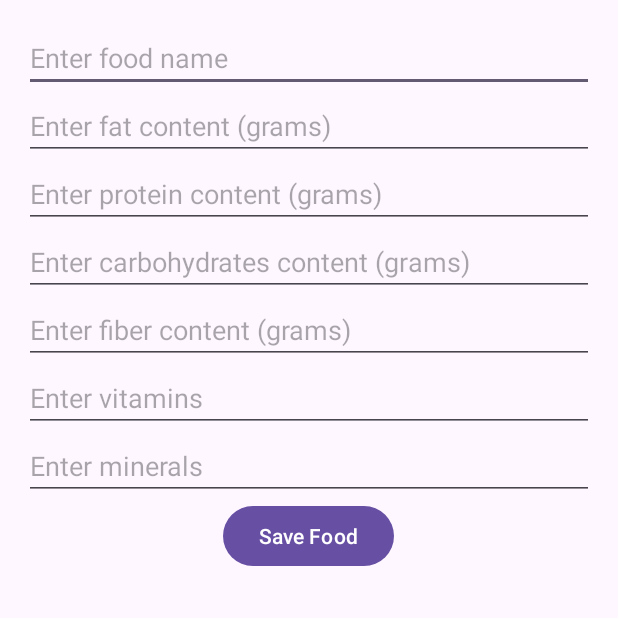
After one commit to Twannnnnn/PRM_healthy, an Android app: the AddFoodActivity screen opened directly, with no data from a screen before it, on a phone screen of 412 x 824 dp, the top half of it. The commit adds this screen. Run offline under Robolectric (Android 15) with nearby library versions, the phone set to English and light mode, and no system bars.

Commit message:
commit lan 2

```diff
--- a/app/src/main/AndroidManifest.xml
+++ b/app/src/main/AndroidManifest.xml
@@ -12,6 +12,9 @@
         android:supportsRtl="true"
         android:theme="@style/Theme.PRM_HealthyApp"
         tools:targetApi="31">
+        <activity
+            android:name=".AddFoodActivity"
+            android:exported="false" />
         <activity
             android:name=".ReportActivity"
             android:exported="false" />
--- /dev/null
+++ b/app/src/main/java/com/example/prm_healthyapp/AddFoodActivity.java
@@ -0,0 +1,58 @@
+package com.example.prm_healthyapp;
+
+import android.database.sqlite.SQLiteDatabase;
+import android.os.Bundle;
+import android.view.View;
+import android.widget.Button;
+import android.widget.EditText;
+import android.widget.Toast;
+
+import androidx.activity.EdgeToEdge;
+import androidx.appcompat.app.AppCompatActivity;
+import androidx.core.graphics.Insets;
+import androidx.core.view.ViewCompat;
+import androidx.core.view.WindowInsetsCompat;
+
+public class AddFoodActivity extends AppCompatActivity {
+
+    private EditText editTextName, editTextFat, editTextProtein, editTextCarbohydrates, editTextFiber, editTextVitamins, editTextMinerals;
+    private Button buttonSave;
+
+    @Override
+    protected void onCreate(Bundle savedInstanceState) {
+        super.onCreate(savedInstanceState);
+        setContentView(R.layout.activity_add_food);
+
+        editTextName = findViewById(R.id.editTextFoodName);
+        editTextFat = findViewById(R.id.editTextFat);
+        editTextProtein = findViewById(R.id.editTextProtein);
+        editTextCarbohydrates = findViewById(R.id.editTextCarbohydrates);
+        editTextFiber = findViewById(R.id.editTextFiber);
+        editTextVitamins = findViewById(R.id.editTextVitamins);
+        editTextMinerals = findViewById(R.id.editTextMinerals);
+        buttonSave = findViewById(R.id.buttonSave);
+
+        buttonSave.setOnClickListener(new View.OnClickListener() {
+            @Override
+            public void onClick(View v) {
+                saveFood();
+            }
+        });
+    }
+
+    private void saveFood() {
+        String name = editTextName.getText().toString();
+        double fat = Double.parseDouble(editTextFat.getText().toString());
+        double protein = Double.parseDouble(editTextProtein.getText().toString());
+        double carbohydrates = Double.parseDouble(editTextCarbohydrates.getText().toString());
+        double fiber = Double.parseDouble(editTextFiber.getText().toString());
+        String vitamins = editTextVitamins.getText().toString();
+        String minerals = editTextMinerals.getText().toString();
+
+        // Inserting data into database
+        SQLiteDatabase db = this.openOrCreateDatabase("FoodDB", MODE_PRIVATE, null);
+        db.execSQL("INSERT INTO food (name, fat, protein, carbohydrates, fiber, vitamins, minerals) VALUES (?, ?, ?, ?, ?, ?, ?)",
+                new Object[]{name, fat, protein, carbohydrates, fiber, vitamins, minerals});
+        Toast.makeText(this, "Food saved", Toast.LENGTH_SHORT).show();
+    }
+}
--- /dev/null
+++ b/app/src/main/res/layout/activity_add_food.xml
@@ -0,0 +1,72 @@
+<?xml version="1.0" encoding="utf-8"?>
+<androidx.constraintlayout.widget.ConstraintLayout xmlns:android="http://schemas.android.com/apk/res/android"
+    xmlns:app="http://schemas.android.com/apk/res-auto"
+    xmlns:tools="http://schemas.android.com/tools"
+    android:id="@+id/main"
+    android:layout_width="match_parent"
+    android:layout_height="match_parent"
+    tools:context=".AddFoodActivity">
+    <LinearLayout
+        android:layout_width="match_parent"
+        android:layout_height="wrap_content"
+        android:orientation="vertical"
+        android:padding="16dp">
+
+        <EditText
+            android:id="@+id/editTextFoodName"
+            android:layout_width="match_parent"
+            android:layout_height="wrap_content"
+            android:hint="Enter food name"
+            android:inputType="text" />
+
+        <EditText
+            android:id="@+id/editTextFat"
+            android:layout_width="match_parent"
+            android:layout_height="wrap_content"
+            android:hint="Enter fat content (grams)"
+            android:inputType="numberDecimal" />
+
+        <EditText
+            android:id="@+id/editTextProtein"
+            android:layout_width="match_parent"
+            android:layout_height="wrap_content"
+            android:hint="Enter protein content (grams)"
+            android:inputType="numberDecimal" />
+
+        <EditText
+            android:id="@+id/editTextCarbohydrates"
+            android:layout_width="match_parent"
+            android:layout_height="wrap_content"
+            android:hint="Enter carbohydrates content (grams)"
+            android:inputType="numberDecimal" />
+
+        <EditText
+            android:id="@+id/editTextFiber"
+            android:layout_width="match_parent"
+            android:layout_height="wrap_content"
+            android:hint="Enter fiber content (grams)"
+            android:inputType="numberDecimal" />
+
+        <EditText
+            android:id="@+id/editTextVitamins"
+            android:layout_width="match_parent"
+            android:layout_height="wrap_content"
+            android:hint="Enter vitamins"
+            android:inputType="textMultiLine" />
+
+        <EditText
+            android:id="@+id/editTextMinerals"
+            android:layout_width="match_parent"
+            android:layout_height="wrap_content"
+            android:hint="Enter minerals"
+            android:inputType="textMultiLine" />
+
+        <Button
+            android:id="@+id/buttonSave"
+            android:layout_width="wrap_content"
+            android:layout_height="wrap_content"
+            android:text="Save Food"
+            android:layout_gravity="center_horizontal" />
+
+    </LinearLayout>
+</androidx.constraintlayout.widget.ConstraintLayout>
```
Also changed, not shown: app/src/main/java/com/example/prm_healthyapp/MainActivity.java (+43 -24 lines), app/src/main/res/layout/activity_main.xml (+9 -0 lines), app/src/main/res/layout/dialog_add_food.xml (added, +49 -0 lines), 1 other file.
